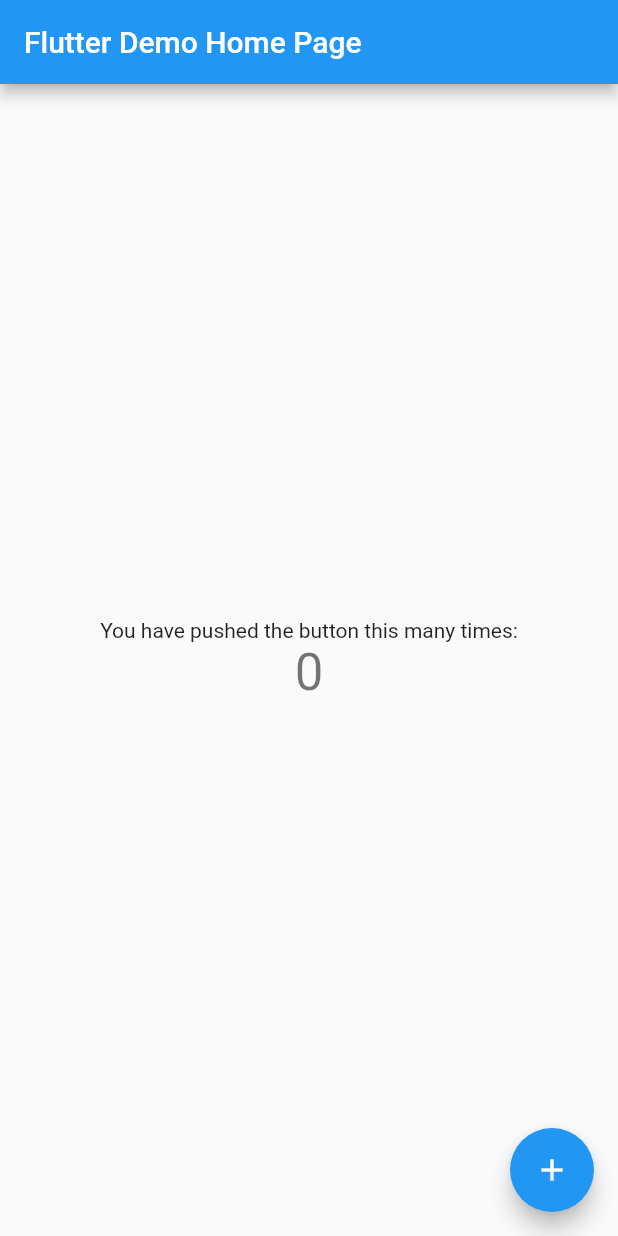
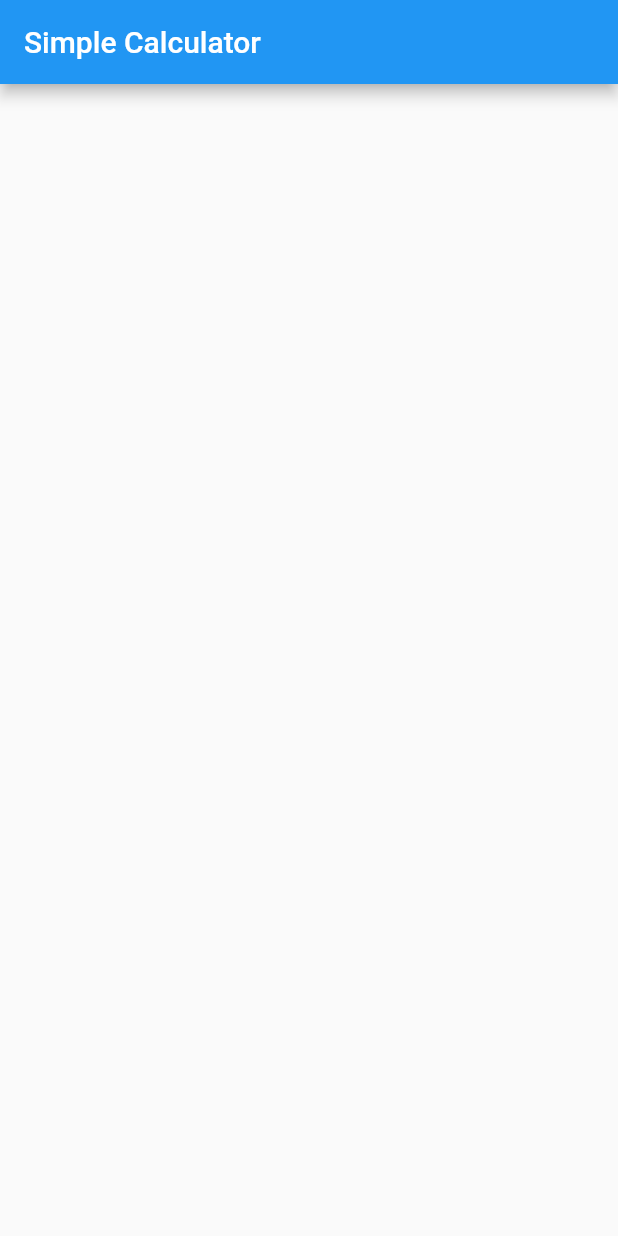
Before and after one commit to Gasheezy/calculator, a Flutter app: the screen it shows after launch, on a phone screen of 412 x 824 dp. Run offline on Flutter 3.47's test engine with Material 2 defaults, Android fonts, the phone set to English and light mode, and no system bars.

Commit message:
start_calc

```diff
--- a/lib/main.dart
+++ b/lib/main.dart
@@ -1,113 +1,37 @@
 import 'package:flutter/material.dart';
 
 void main() {
-  runApp(MyApp());
+  runApp(Calculator());
 }
 
-class MyApp extends StatelessWidget {
-  // This widget is the root of your application.
-  @override
+class Calculator extends StatelessWidget {
   Widget build(BuildContext context) {
     return MaterialApp(
-      title: 'Flutter Demo',
-      theme: ThemeData(
-        // This is the theme of your application.
-        //
-        // Try running your application with "flutter run". You'll see the
-        // application has a blue toolbar. Then, without quitting the app, try
-        // changing the primarySwatch below to Colors.green and then invoke
-        // "hot reload" (press "r" in the console where you ran "flutter run",
-        // or simply save your changes to "hot reload" in a Flutter IDE).
-        // Notice that the counter didn't reset back to zero; the application
-        // is not restarted.
-        primarySwatch: Colors.blue,
-      ),
-      home: MyHomePage(title: 'Flutter Demo Home Page'),
+      debugShowCheckedModeBanner: false,
+      title: 'Calculator',
+      theme: ThemeData(primarySwatch: Colors.blue),
+      home: SimpleCalculator(),
     );
   }
 }
 
-class MyHomePage extends StatefulWidget {
-  MyHomePage({Key key, this.title}) : super(key: key);
-
-  // This widget is the home page of your application. It is stateful, meaning
-  // that it has a State object (defined below) that contains fields that affect
-  // how it looks.
-
-  // This class is the configuration for the state. It holds the values (in this
-  // case the title) provided by the parent (in this case the App widget) and
-  // used by the build method of the State. Fields in a Widget subclass are
-  // always marked "final".
-
-  final String title;
-
+class SimpleCalculator extends StatefulWidget {
   @override
-  _MyHomePageState createState() => _MyHomePageState();
+  _SimpleCalculatorState createState() => _SimpleCalculatorState();
 }
 
-class _MyHomePageState extends State<MyHomePage> {
-  int _counter = 0;
-
-  void _incrementCounter() {
-    setState(() {
-      // This call to setState tells the Flutter framework that something has
-      // changed in this State, which causes it to rerun the build method below
-      // so that the display can reflect the updated values. If we changed
-      // _counter without calling setState(), then the build method would not be
-      // called again, and so nothing would appear to happen.
-      _counter++;
-    });
-  }
-
+class _SimpleCalculatorState extends State<SimpleCalculator> {
   @override
   Widget build(BuildContext context) {
-    // This method is rerun every time setState is called, for instance as done
-    // by the _incrementCounter method above.
-    //
-    // The Flutter framework has been optimized to make rerunning build methods
-    // fast, so that you can just rebuild anything that needs updating rather
-    // than having to individually change instances of widgets.
     return Scaffold(
-      appBar: AppBar(
-        // Here we take the value from the MyHomePage object that was created by
-        // the App.build method, and use it to set our appbar title.
-        title: Text(widget.title),
+      appBar: AppBar(title: Text('Simple Calculator')),
+      body: Column(
+        children: <Widget>[
+          Container(
+            alignment: Alignment.centerRight,
+          )
+        ],
       ),
-      body: Center(
-        // Center is a layout widget. It takes a single child and positions it
-        // in the middle of the parent.
-        child: Column(
-          // Column is also a layout widget. It takes a list of children and
-          // arranges them vertically. By default, it sizes itself to fit its
-          // children horizontally, and tries to be as tall as its parent.
-          //
-          // Invoke "debug painting" (press "p" in the console, choose the
-          // "Toggle Debug Paint" action from the Flutter Inspector in Android
-          // Studio, or the "Toggle Debug Paint" command in Visual Studio Code)
-          // to see the wireframe for each widget.
-          //
-          // Column has various properties to control how it sizes itself and
-          // how it positions its children. Here we use mainAxisAlignment to
-          // center the children vertically; the main axis here is the vertical
-          // axis because Columns are vertical (the cross axis would be
-          // horizontal).
-          mainAxisAlignment: MainAxisAlignment.center,
-          children: <Widget>[
-            Text(
-              'You have pushed the button this many times:',
-            ),
-            Text(
-              '$_counter',
-              style: Theme.of(context).textTheme.headline4,
-            ),
-          ],
-        ),
-      ),
-      floatingActionButton: FloatingActionButton(
-        onPressed: _incrementCounter,
-        tooltip: 'Increment',
-        child: Icon(Icons.add),
-      ), // This trailing comma makes auto-formatting nicer for build methods.
     );
   }
 }
```
Also changed, not shown: 3 other files.
